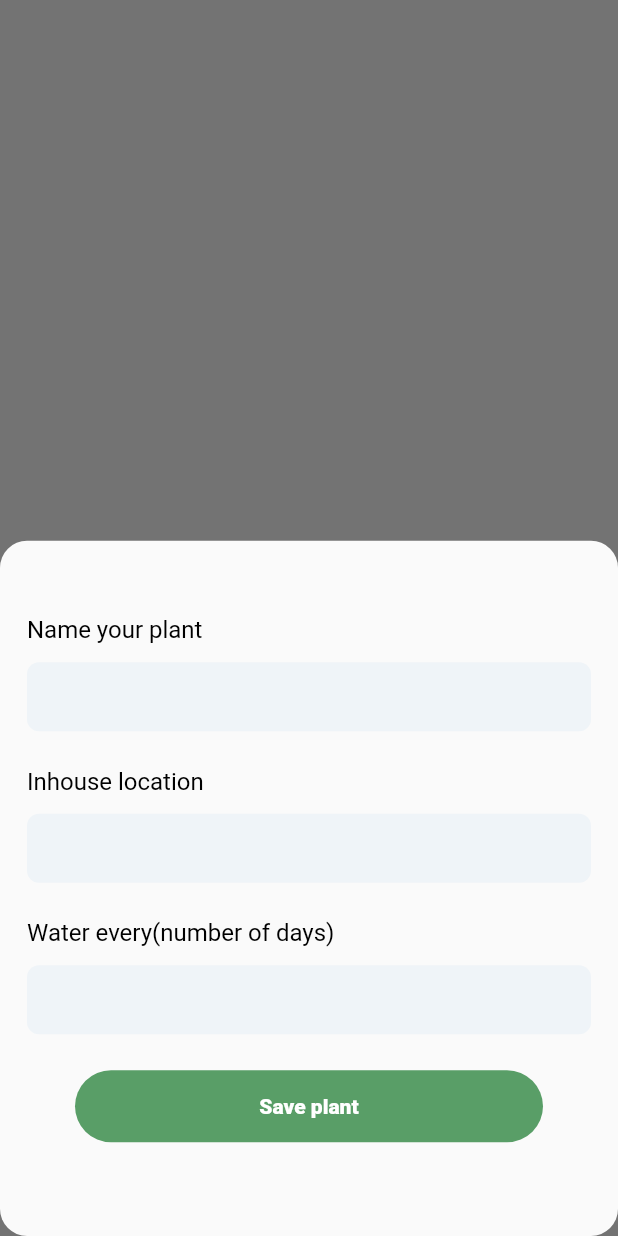
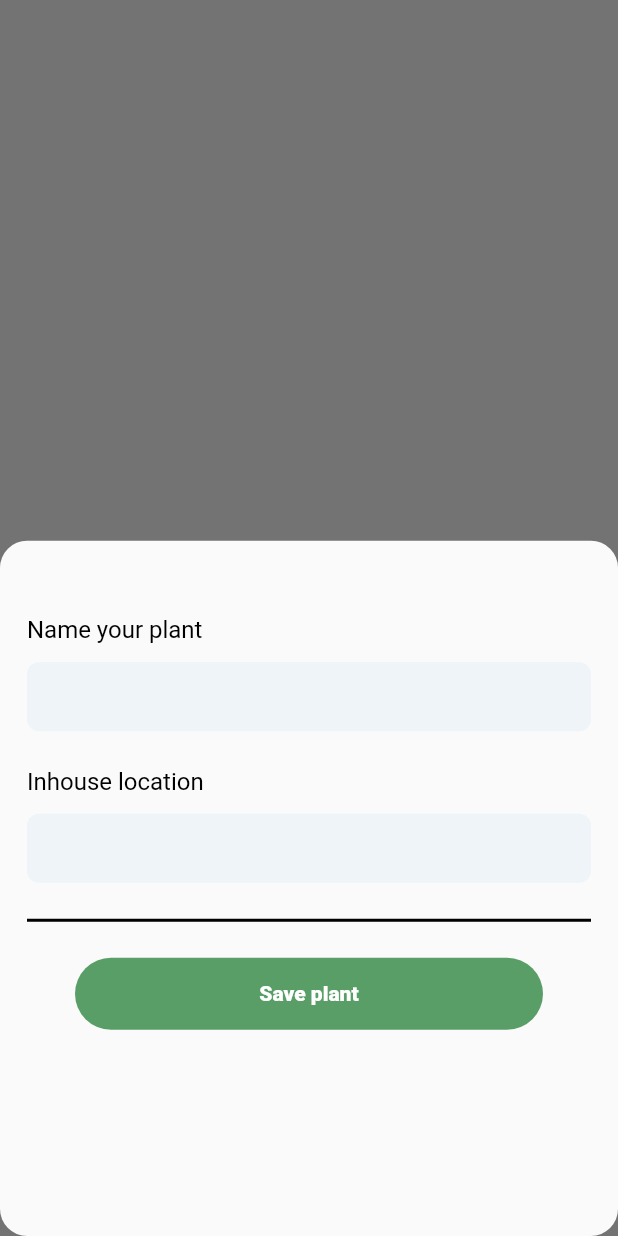
Before and after one commit to willshikami/myplant, a Flutter app: what addPlants() shows on an empty page, opened directly, on a phone screen of 412 x 824 dp. Run offline on Flutter 3.47's test engine with Material 2 defaults, Android fonts, the phone set to English and light mode, and no system bars; our stand-ins replace cached_network_image, flutter_svg, rxdart; Roboto replaces fonts that are missing (Avenir).

Commit message:
feat: upload images section

```diff
--- a/lib/business/utils/utils.dart
+++ b/lib/business/utils/utils.dart
@@ -26,8 +26,24 @@ class Utils {
                     fieldTitle: 'Inhouse location',
                   ),
                   SizedBox(height: 24),
-                  CustomTextField(
-                    fieldTitle: 'Water every(number of days)',
+                  // CustomTextField(
+                  //   fieldTitle: 'Water every(number of days)',
+                  // ),
+                  Container(
+                    decoration: BoxDecoration(
+                        border: Border.all(
+                      width: 1,
+                    )),
+                    child: Row(
+                      children: <Widget>[
+                        Container(
+                          decoration: BoxDecoration(
+                            borderRadius: BorderRadius.circular(12),
+                            color: Theme.of(context).accentColor,
+                          ),
+                        )
+                      ],
+                    ),
                   ),
                   SizedBox(height: 24),
                   PrimaryButton(
```
